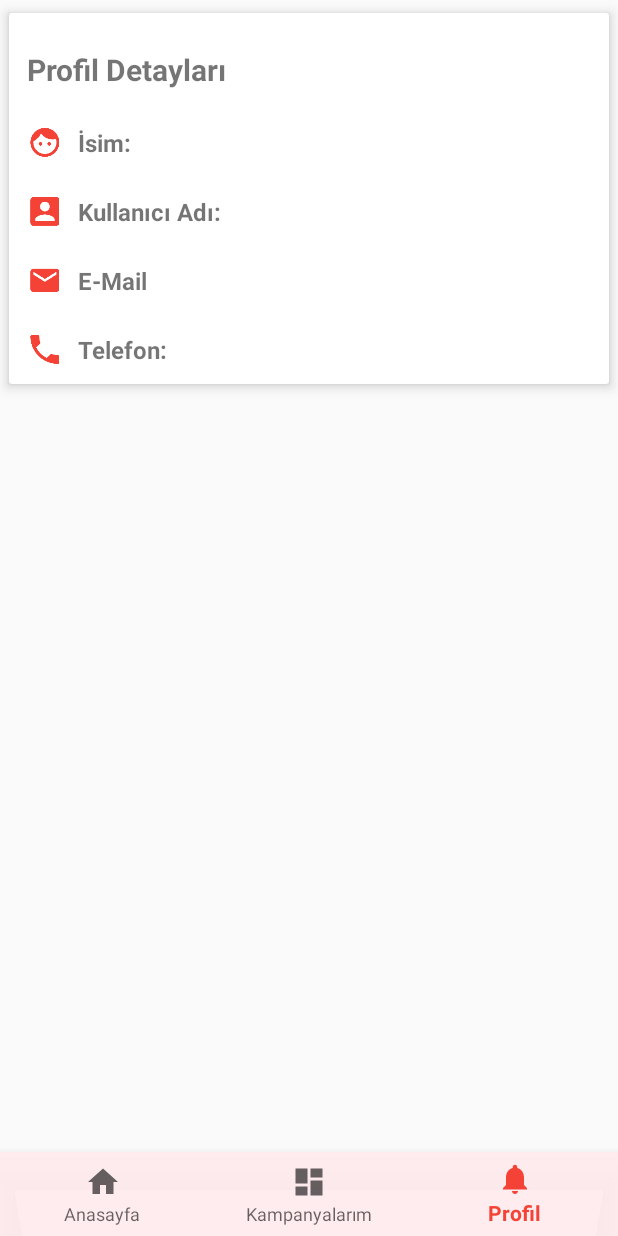
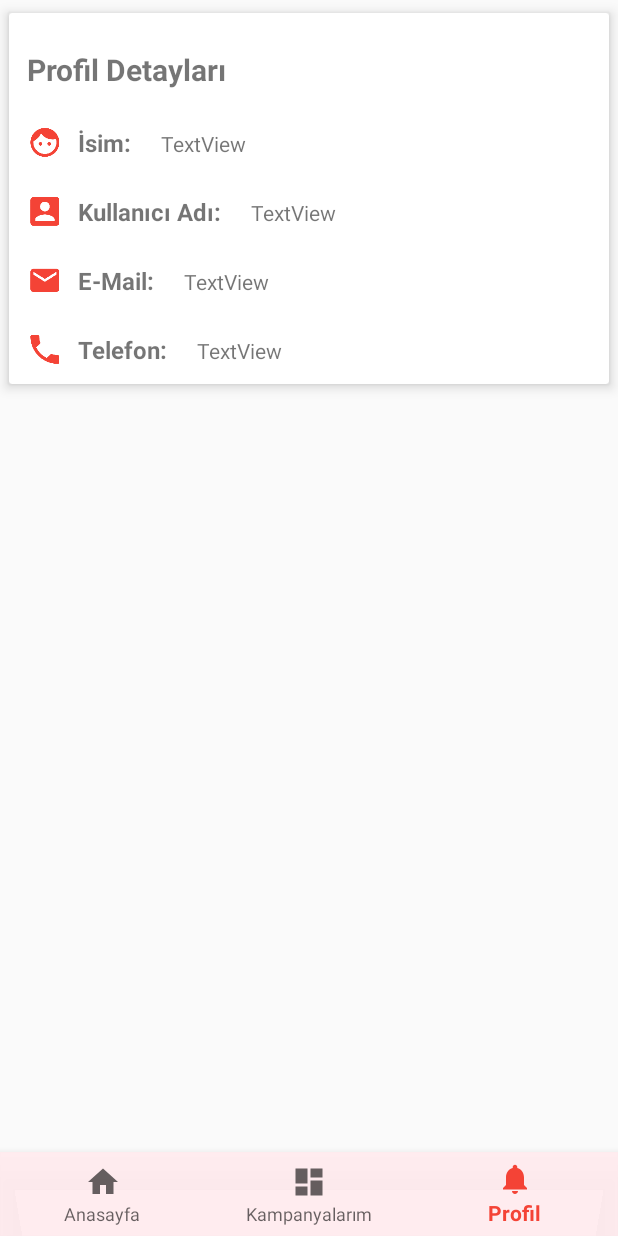
Before and after one commit to seyitaliyaman/ReferenceAppDemo, an Android app: the screen it shows after launch once a user with an empty profile is signed in (Home), item 3 of the bottom bar chosen, on a phone screen of 412 x 824 dp. Run offline under Robolectric (Android 15) with nearby library versions, the phone set to English and light mode, and no system bars; our stand-ins replace Firebase (no records; nobody signed in at launch, a user with empty details on screens opened directly), Picasso.

Commit message:
Commit with love

```diff
--- a/app/src/main/java/com/demo/reffappdemo/Login/LoginActivity.java
+++ b/app/src/main/java/com/demo/reffappdemo/Login/LoginActivity.java
@@ -36,6 +36,8 @@ public class LoginActivity extends AppCompatActivity {
     private FirebaseAuth mAuth;
     private DatabaseReference mRef;
     private FirebaseAuth.AuthStateListener mAuthListener;
+
+    Bundle bundle = new Bundle();
 
     @Override
     protected void onCreate(Bundle savedInstanceState) {
@@ -104,7 +106,7 @@ public class LoginActivity extends AppCompatActivity {
         });
     }
 
-    private void logIn(Users readUser, String password) {
+    private void logIn(final Users readUser, String password) {
 
         mAuth.signInWithEmailAndPassword(readUser.getEmail(),password).addOnCompleteListener(new OnCompleteListener<AuthResult>() {
             @Override
@@ -112,6 +114,7 @@ public class LoginActivity extends AppCompatActivity {
                 if(task.isSuccessful()){
 
                     Log.e("giriş yapan uid",""+mAuth.getCurrentUser().getUid());
+                    bundle.putSerializable("user",readUser);
                     Toast.makeText(getApplicationContext(),"Giriş Yapıldı"+mAuth.getCurrentUser().getUid(),Toast.LENGTH_LONG).show();
                 }else{
                     Toast.makeText(getApplicationContext(),"Kullanıcı adı veya şifre yanlış. Tekrar deneyin!",Toast.LENGTH_LONG).show();
@@ -129,8 +132,10 @@ public class LoginActivity extends AppCompatActivity {
                 FirebaseUser user = FirebaseAuth.getInstance().getCurrentUser();
 
                 if(user!=null){
+
                     Intent intent = new Intent(getApplicationContext(), Home.class);
                     intent.putExtra("id",mAuth.getCurrentUser().getUid());
+                    intent.putExtras(bundle);
                     startActivity(intent);
                     finish();
                 }else{
--- a/app/src/main/java/com/demo/reffappdemo/Model/Users.java
+++ b/app/src/main/java/com/demo/reffappdemo/Model/Users.java
@@ -1,6 +1,8 @@
 package com.demo.reffappdemo.Model;
 
-public class Users {
+import java.io.Serializable;
+
+public class Users implements Serializable {
 
     private String fullname;
     private String nickname;
--- a/app/src/main/java/com/demo/reffappdemo/UserUI/FirmaSayfasi.java
+++ b/app/src/main/java/com/demo/reffappdemo/UserUI/FirmaSayfasi.java
@@ -44,9 +44,6 @@ public class FirmaSayfasi extends AppCompatActivity {
         kampanyaAd = findViewById(R.id.kampanyaAd);
         kampanyaInfo = findViewById(R.id.kampanyaInfo);
         kampanyaSure = findViewById(R.id.kampanyaSüre);
-
-
-
 
 
         Bundle bundle = this.getIntent().getExtras();
--- a/app/src/main/java/com/demo/reffappdemo/UserUI/Home.java
+++ b/app/src/main/java/com/demo/reffappdemo/UserUI/Home.java
@@ -7,6 +7,7 @@ import android.support.annotation.NonNull;
 import android.view.MenuItem;
 import android.widget.TextView;
 
+import com.demo.reffappdemo.Model.Users;
 import com.demo.reffappdemo.R;
 
 public class Home extends AppCompatActivity {
@@ -41,12 +42,17 @@ public class Home extends AppCompatActivity {
         setContentView(R.layout.activity_home);
 
         String id = getIntent().getStringExtra("id");
+        Bundle userbund = getIntent().getExtras();
+
 
         Bundle bundle = new Bundle();
         bundle.putString("edt", id);
         // set Fragmentclass Arguments
         HomeFrag frag= new HomeFrag();
         frag.setArguments(bundle);
+
+        ProfileFragment pf = new ProfileFragment();
+        pf.setArguments(userbund);
 
         getSupportFragmentManager().beginTransaction().replace(R.id.container,new HomeFrag()).commit();
         BottomNavigationView navView = findViewById(R.id.nav_view);
--- a/app/src/main/java/com/demo/reffappdemo/UserUI/HomeFrag.java
+++ b/app/src/main/java/com/demo/reffappdemo/UserUI/HomeFrag.java
@@ -18,6 +18,7 @@ import android.widget.ListView;
 import android.widget.Spinner;
 import android.widget.TextView;
 
+import com.demo.reffappdemo.Model.Firma;
 import com.demo.reffappdemo.Model.Kampanya;
 import com.demo.reffappdemo.R;
 import com.google.firebase.auth.FirebaseAuth;
@@ -27,10 +28,13 @@ import com.google.firebase.database.DataSnapshot;
 import com.google.firebase.database.DatabaseError;
 import com.google.firebase.database.DatabaseReference;
 import com.google.firebase.database.FirebaseDatabase;
+import com.google.firebase.database.Query;
 import com.google.firebase.database.ValueEventListener;
 
 import java.util.ArrayList;
+import java.util.HashMap;
 import java.util.List;
+import java.util.Map;
 
 public class HomeFrag extends Fragment {
 
@@ -48,6 +52,12 @@ public class HomeFrag extends Fragment {
     private FirebaseUser user;
 
     private List<Kampanya> rows = new ArrayList<>();
+
+    //List<String> foto = new ArrayList<>();
+    //List<String> firmilce = new ArrayList<>();
+
+    String foto = "";
+    String firmilce = "";
 
 
     public HomeFrag() {
@@ -157,12 +167,80 @@ public class HomeFrag extends Fragment {
                 for (int i = 0; i < rows.size(); i++) {
 
                     Log.e("gelen url : ",""+rows.get(i).getFotoURL());
+                    Kampanya camp = rows.get(i);
+                    final String firma = camp.getFirmaID();
+                    Log.e("firmaID",firma);
+                    DatabaseReference dr = mDatabase.child("Firma").child(firma);
 
-                    HomeListItem card = new HomeListItem(rows.get(i).getFotoURL(),rows.get(i).getKampanyaAd(),rows.get(i).getKampanyaId(),rows.get(i).getKampanyaInfo(),rows.get(i).getKampanyaSüre());
-                    adapter.add(card);
+                    final int j = i;
+
+                    dr.addValueEventListener(new ValueEventListener() {
+                        @Override
+                        public void onDataChange(@NonNull DataSnapshot dataSnapshot) {
+
+                            //Firma firm = dataSnapshot.getValue(Firma.class);
+
+                            foto = dataSnapshot.child("firmaFoto").getValue().toString();
+                            firmilce = dataSnapshot.child("ilce").getValue().toString();
+                            //firma = dataSnapshot.child("firma")
+
+                            HomeListItem card = new HomeListItem(rows.get(j).getFotoURL(),foto,rows.get(j).getKampanyaAd(),
+                                    firmilce,rows.get(j).getKampanyaInfo(),rows.get(j).getKampanyaSüre());
+                            adapter.add(card);
+
+                        }
+
+                        @Override
+                        public void onCancelled(@NonNull DatabaseError databaseError) {
+
+                        }
+                    });
+
+
+                       /* dr.child("firmaFoto").addValueEventListener(new ValueEventListener() {
+                            @Override
+                            public void onDataChange(@NonNull DataSnapshot dataSnapshot) {
+                                foto = dataSnapshot.getValue(String.class);
+                                Log.e("foto",foto);
+
+
+                            }
+
+                            @Override
+                            public void onCancelled(@NonNull DatabaseError databaseError) {
+
+                            }
+                        });
+                        dr.child("ilce").addValueEventListener(new ValueEventListener() {
+                            @Override
+                            public void onDataChange(@NonNull DataSnapshot dataSnapshot) {
+                                firmilce = dataSnapshot.getValue(String.class);
+
+                            }
+
+                            @Override
+                            public void onCancelled(@NonNull DatabaseError databaseError) {
+
+                            }
+                        });*/
+
+                       //dr.child("firmaFoto").addValueEventListener(new DataEventListener(i,0));
+                       //dr.child("ilce").addValueEventListener(new DataEventListener(i,1));
+
+
+
+
+
+
+
+
                     //list.add(card);
                 }
+
+
+
                 listView.setAdapter(adapter);
+
 
             }
 
@@ -179,6 +257,26 @@ public class HomeFrag extends Fragment {
             public void onItemClick(AdapterView<?> adapterView, View view, int i, long l) {
 
                 String isim = adapter.getItem(i).getIsim();
+                HomeListItem item = adapter.getItem(i);
+                String uri = item.getFirmaUri();
+
+                DatabaseReference reference = FirebaseDatabase.getInstance().getReference().child("Firma");
+
+                Query query = reference.orderByChild("firmaFoto").equalTo(uri);
+
+                query.addListenerForSingleValueEvent(new ValueEventListener() {
+                    @Override
+                    public void onDataChange(@NonNull DataSnapshot dataSnapshot) {
+                        if (dataSnapshot.exists()){
+
+                        }
+                    }
+
+                    @Override
+                    public void onCancelled(@NonNull DatabaseError databaseError) {
+
+                    }
+                });
 
                 Bundle bundle = new Bundle();
                 bundle.putSerializable("key",adapter.getItem(i));
@@ -196,6 +294,56 @@ public class HomeFrag extends Fragment {
         return view;
 
 
+    }
+
+    class DataEventListener implements ValueEventListener{
+
+        private int index;
+        private int para;
+
+        DataEventListener(int index, int para){
+            this.index = index;
+            this.para = para;
+        }
+
+        @Override
+        public void onDataChange(@NonNull DataSnapshot dataSnapshot) {
+           /* if (para==0){
+                //foto = dataSnapshot.getValue(String.class);
+                foto.add(index,dataSnapshot.getValue(String.class));
+                //adapter.getItem(index).setFirmaUri(foto);
+            }
+
+            else{
+                //firmilce = dataSnapshot.getValue(String.class);
+                firmilce.add(index,dataSnapshot.getValue(String.class));
+                //adapter.getItem(index).setIlce(firmilce);
+
+            }
+
+            //if (adapter.getCount()>0){
+
+            //}
+
+            if (firmilce.size()==rows.size()&&foto.size()==rows.size()){
+                for (int j=0;j<rows.size();j++){
+                    HomeListItem card = new HomeListItem(rows.get(j).getFotoURL(),foto.get(j),rows.get(j).getKampanyaAd(),
+                            firmilce.get(j),rows.get(j).getKampanyaInfo(),rows.get(j).getKampanyaSüre());
+                    adapter.add(card);
+
+                }
+
+                listView.setAdapter(adapter);
+            }*/
+
+
+
+        }
+
+        @Override
+        public void onCancelled(@NonNull DatabaseError databaseError) {
+
+        }
     }
 
     @Override
--- a/app/src/main/java/com/demo/reffappdemo/UserUI/ListArrayAdapter.java
+++ b/app/src/main/java/com/demo/reffappdemo/UserUI/ListArrayAdapter.java
@@ -27,6 +27,7 @@ public class ListArrayAdapter  extends ArrayAdapter<HomeListItem>  {
 
     static class ViewHolder {
         ImageView img;
+        ImageView firmaimg;
         TextView text1;
         TextView text2;
         TextView text3;
@@ -60,6 +61,7 @@ public class ListArrayAdapter  extends ArrayAdapter<HomeListItem>  {
             LayoutInflater inflater = (LayoutInflater) this.getContext().getSystemService(Context.LAYOUT_INFLATER_SERVICE);
             row = inflater.inflate(R.layout.list_item, parent, false);
             viewHolder = new ViewHolder();
+            viewHolder.firmaimg = row.findViewById(R.id.imageView6);
             viewHolder.img = row.findViewById(R.id.imageView);
             viewHolder.text1 = row.findViewById(R.id.textView);
             viewHolder.text2 = row.findViewById(R.id.textView2);
@@ -70,6 +72,7 @@ public class ListArrayAdapter  extends ArrayAdapter<HomeListItem>  {
         }
         HomeListItem card = getItem(position);
         //Log.e("deneme4 ",""+Uri.parse(card.getView()));
+        Picasso.get().load(Uri.parse(card.getFirmaUri())).resize(300,250).into(viewHolder.firmaimg);
         Picasso.get().load(Uri.parse(card.getView())).resize(600,500).into(viewHolder.img);
         //viewHolder.img.setImageURI(Uri.parse(card.getView()));
         //viewHolder.img.setImageDrawable(card.getImg());
--- a/app/src/main/java/com/demo/reffappdemo/UserUI/ProfileFragment.java
+++ b/app/src/main/java/com/demo/reffappdemo/UserUI/ProfileFragment.java
@@ -5,10 +5,20 @@ import android.support.v4.app.Fragment;
 import android.view.LayoutInflater;
 import android.view.View;
 import android.view.ViewGroup;
+import android.widget.TextView;
 
+import com.demo.reffappdemo.Model.Users;
 import com.demo.reffappdemo.R;
+import com.google.firebase.auth.FirebaseUser;
+
+import org.w3c.dom.Text;
 
 public class ProfileFragment extends Fragment {
+
+    private TextView name;
+    private TextView username;
+    private TextView usermail;
+    private TextView userno;
 
 
     public ProfileFragment() {
@@ -26,6 +36,21 @@ public class ProfileFragment extends Fragment {
                              Bundle savedInstanceState) {
         // Inflate the layout for this fragment
         View view = inflater.inflate(R.layout.fragment_profile, container, false);
+
+        name = view.findViewById(R.id.name);
+        username = view.findViewById(R.id.username);
+        usermail = view.findViewById(R.id.usermail);
+        userno = view.findViewById(R.id.userno);
+
+        /*Users user  = (Users) savedInstanceState.getSerializable("user");
+        name.setText(user.getFullname());
+        username.setText(user.getNickname());
+        usermail.setText(user.getEmail());
+        userno.setText(user.getPhoneNumber());*/
+
+
+
+
         return view;
     }
 
--- a/app/src/main/res/layout/fragment_profile.xml
+++ b/app/src/main/res/layout/fragment_profile.xml
@@ -45,7 +45,7 @@
 
 
                     <LinearLayout
-                        android:layout_width="wrap_content"
+                        android:layout_width="match_parent"
                         android:layout_height="wrap_content"
 
                         android:layout_margin="12dp"
@@ -60,16 +60,24 @@
                             android:layout_width="wrap_content"
                             android:layout_height="wrap_content"
                             android:lineSpacingMultiplier="1.5"
+                            android:paddingLeft="10dp"
                             android:text="İsim:"
-                            android:paddingLeft="10dp"
                             android:textSize="16sp"
                             android:textStyle="bold" />
+
+                        <TextView
+                            android:id="@+id/name"
+                            android:layout_width="wrap_content"
+                            android:layout_height="wrap_content"
+                            android:layout_weight="1"
+                            android:text="TextView"
+                            android:paddingLeft="20dp"/>
 
                     </LinearLayout>
 
 
                     <LinearLayout
-                        android:layout_width="wrap_content"
+                        android:layout_width="match_parent"
                         android:layout_height="wrap_content"
 
                         android:layout_margin="12dp"
@@ -84,15 +92,23 @@
                             android:layout_width="wrap_content"
                             android:layout_height="wrap_content"
                             android:lineSpacingMultiplier="1.5"
+                            android:paddingLeft="10dp"
                             android:text="Kullanıcı Adı:"
-                            android:paddingLeft="10dp"
                             android:textSize="16sp"
                             android:textStyle="bold" />
+
+                        <TextView
+                            android:id="@+id/username"
+                            android:layout_width="wrap_content"
+                            android:layout_height="wrap_content"
+                            android:layout_weight="1"
+                            android:text="TextView"
+                            android:paddingLeft="20dp"/>
 
                     </LinearLayout>
 
                     <LinearLayout
-                        android:layout_width="wrap_content"
+                        android:layout_width="match_parent"
                         android:layout_height="wrap_content"
 
                         android:layout_margin="12dp"
@@ -107,15 +123,23 @@
                             android:layout_width="wrap_content"
                             android:layout_height="wrap_content"
                             android:lineSpacingMultiplier="1.5"
-                            android:text="E-Mail"
                             android:paddingLeft="10dp"
+                            android:text="E-Mail:"
                             android:textSize="16sp"
                             android:textStyle="bold" />
+
+                        <TextView
+                            android:id="@+id/usermail"
+                            android:layout_width="wrap_content"
+                            android:layout_height="wrap_content"
+                            android:layout_weight="1"
+                            android:text="TextView"
+                            android:paddingLeft="20dp"/>
 
                     </LinearLayout>
 
                     <LinearLayout
-                        android:layout_width="wrap_content"
+                        android:layout_width="match_parent"
                         android:layout_height="wrap_content"
 
                         android:layout_margin="12dp"
@@ -130,10 +154,18 @@
                             android:layout_width="wrap_content"
                             android:layout_height="wrap_content"
                             android:lineSpacingMultiplier="1.5"
+                            android:paddingLeft="10dp"
                             android:text="Telefon:"
-                            android:paddingLeft="10dp"
                             android:textSize="16sp"
                             android:textStyle="bold" />
+
+                        <TextView
+                            android:id="@+id/userno"
+                            android:layout_width="wrap_content"
+                            android:layout_height="wrap_content"
+                            android:layout_weight="0.3"
+                            android:text="TextView"
+                            android:paddingLeft="20dp"/>
 
                     </LinearLayout>
 
```
Also changed, not shown: app/src/main/java/com/demo/reffappdemo/Model/Firma.java (+27 -1 lines), app/src/main/java/com/demo/reffappdemo/Model/Kampanya.java (+11 -1 lines), app/src/main/java/com/demo/reffappdemo/UserUI/HomeListItem.java (+12 -2 lines).
